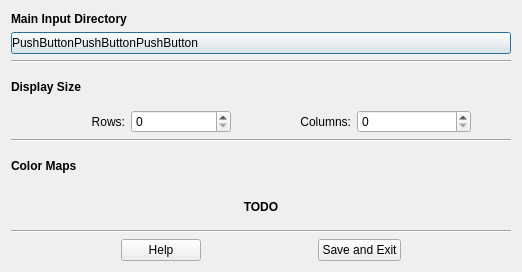
cpenar/Qt_PolSarPRO, file GUI/single_data_set.ui: the form before one commit.
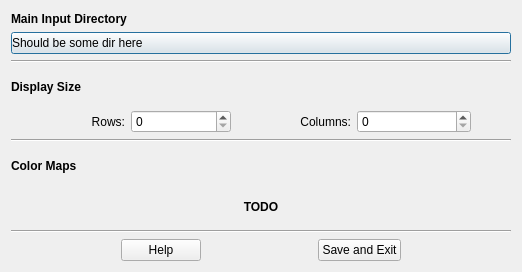
The form after the commit. Icons and pictures are not drawn.

Diff of the .ui file:
```diff
--- a/GUI/single_data_set.ui
+++ b/GUI/single_data_set.ui
@@ -57,7 +57,7 @@
       <string notr="true">Text-align:left</string>
      </property>
      <property name="text">
-      <string>PushButtonPushButtonPushButton</string>
+      <string>Should be some dir here</string>
      </property>
      <property name="icon">
       <iconset>
```
